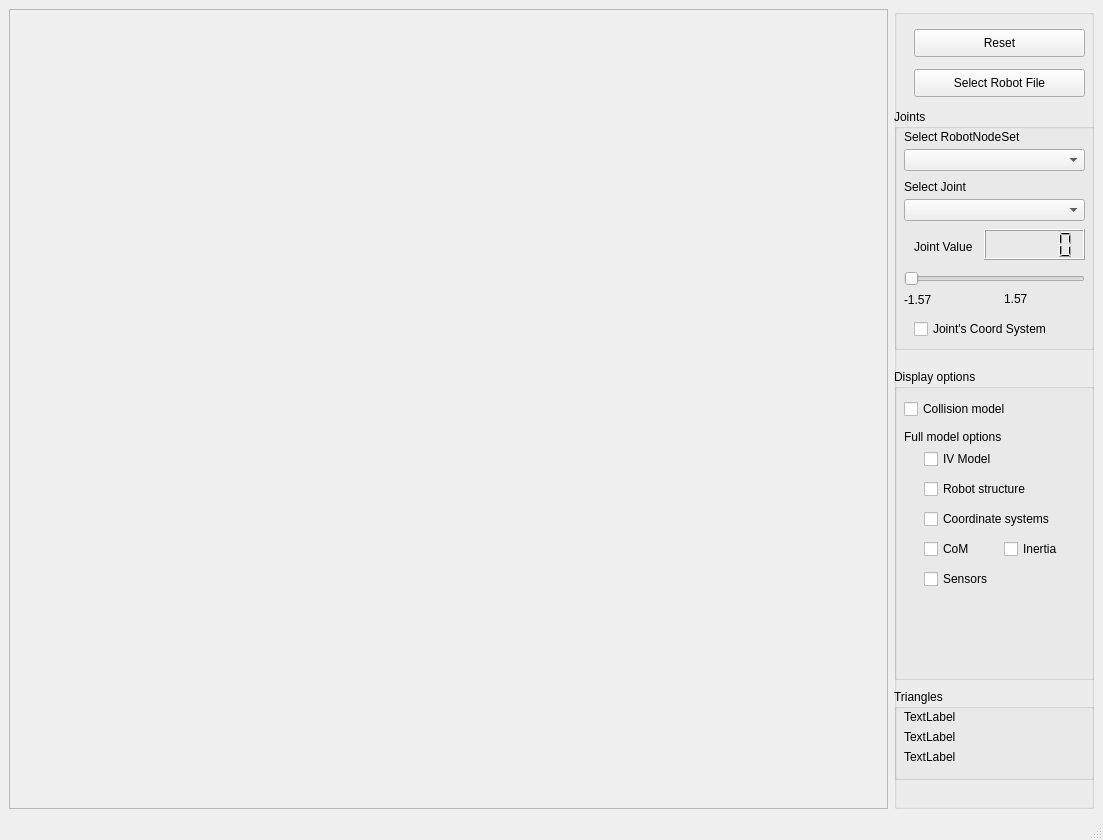
Before: the Qt Designer form VirtualRobot/examples/ColladaViewer/RobotViewer.ui in softbankrobotics-research/Simox, drawn with Qt 5.
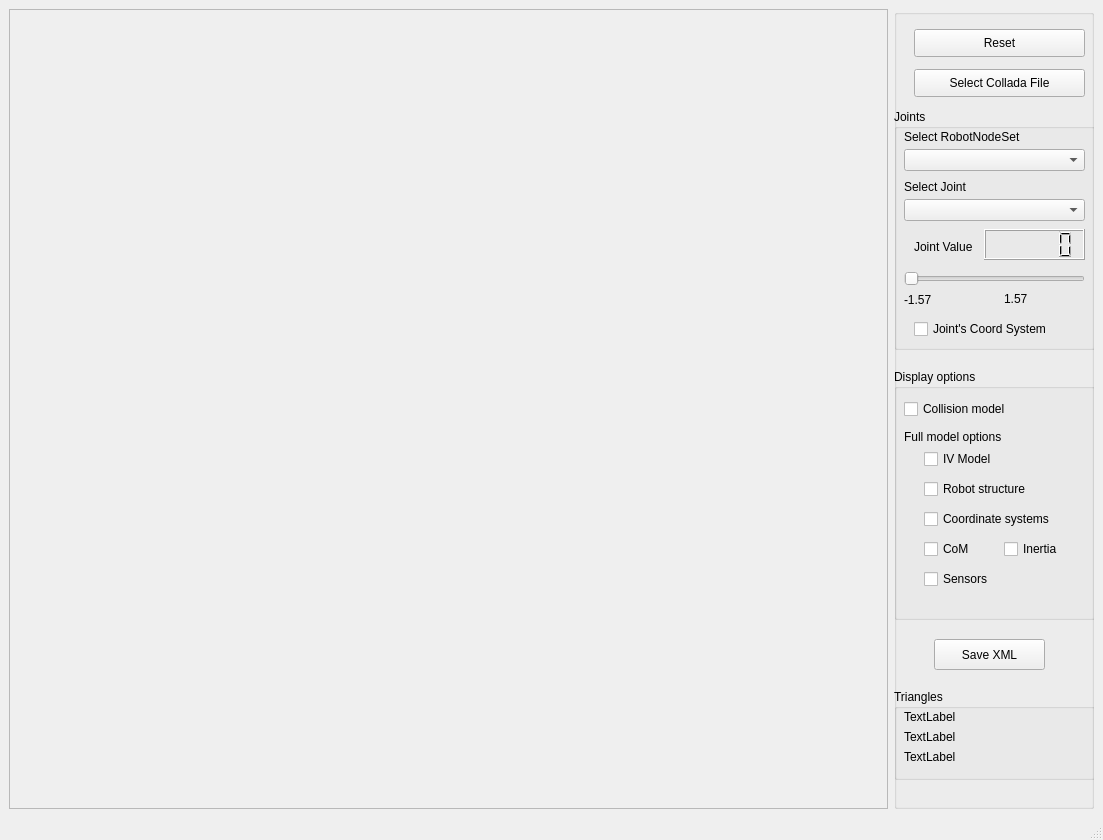
After: the same form once the commit is applied.

Commit message: Minor doc updates. Added save button to ColladaViewer. Added some checks for empty models when saving.

```diff
--- a/VirtualRobot/examples/ColladaViewer/RobotViewer.ui
+++ b/VirtualRobot/examples/ColladaViewer/RobotViewer.ui
@@ -55,7 +55,7 @@
          <x>0</x>
          <y>360</y>
          <width>201</width>
-         <height>311</height>
+         <height>251</height>
         </rect>
        </property>
        <property name="title">
@@ -176,7 +176,7 @@
         </rect>
        </property>
        <property name="text">
-        <string>Select Robot File</string>
+        <string>Select Collada File</string>
        </property>
       </widget>
       <widget class="QGroupBox" name="groupBox_3">
@@ -392,6 +392,19 @@
         </property>
        </widget>
       </widget>
+      <widget class="QPushButton" name="pushButtonSave">
+       <property name="geometry">
+        <rect>
+         <x>40</x>
+         <y>630</y>
+         <width>111</width>
+         <height>31</height>
+        </rect>
+       </property>
+       <property name="text">
+        <string>Save XML</string>
+       </property>
+      </widget>
      </widget>
     </item>
    </layout>
```
The commit also changes 6 other files.
